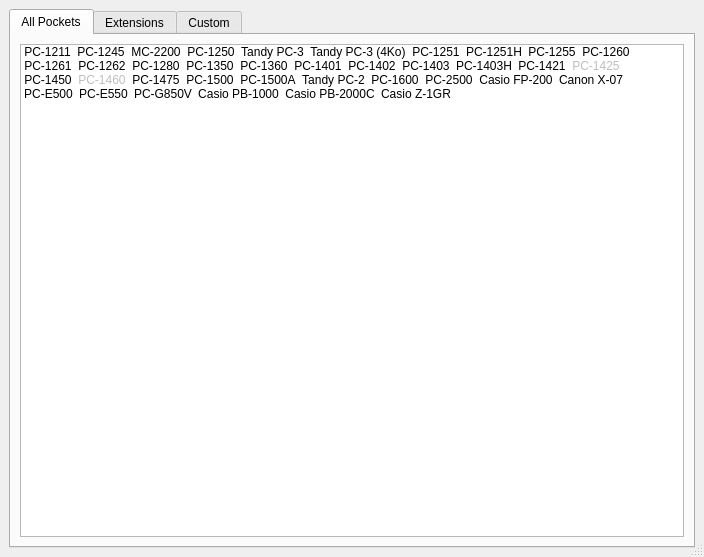
Qt form ui/startup.ui (matsumo/PockEmul) before a commit.
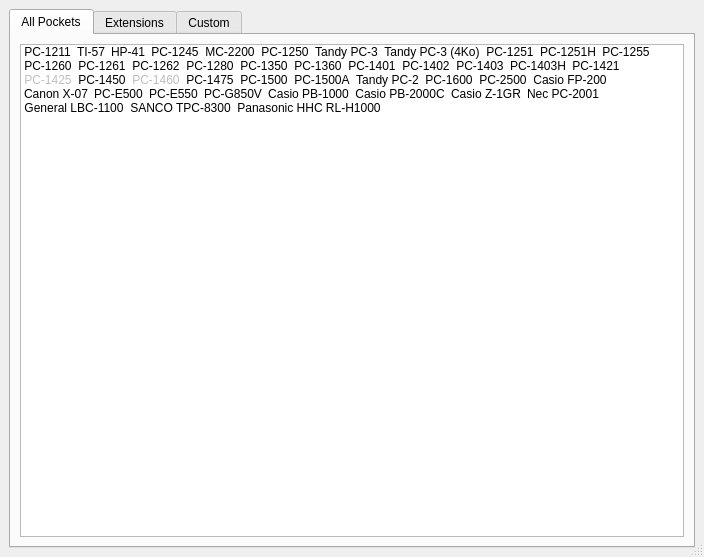
The same form after that commit. Icons and pictures are not drawn.

```diff
--- a/ui/startup.ui
+++ b/ui/startup.ui
@@ -107,6 +107,24 @@
             <normaloff>:/pc1211/pc-1211.png</normaloff>:/pc1211/pc-1211.png</iconset>
           </property>
          </item>
+         <item>
+          <property name="text">
+           <string>TI-57</string>
+          </property>
+          <property name="icon">
+           <iconset resource="../resources/ti57.qrc">
+            <normaloff>:/ti57/ti57.png</normaloff>:/ti57/ti57.png</iconset>
+          </property>
+         </item>
+         <item>
+          <property name="text">
+           <string>HP-41</string>
+          </property>
+          <property name="icon">
+           <iconset resource="../resources/hp41.qrc">
+            <normaloff>:/hp41/hp41.png</normaloff>:/hp41/hp41.png</iconset>
+          </property>
+         </item>
          <item>
           <property name="text">
            <string extracomment="le petit">PC-1245</string>
@@ -437,6 +455,42 @@
             <normaloff>:/z1/z1gr.png</normaloff>:/z1/z1gr.png</iconset>
           </property>
          </item>
+         <item>
+          <property name="text">
+           <string>Nec PC-2001</string>
+          </property>
+          <property name="icon">
+           <iconset resource="../resources/pc2001.qrc">
+            <normaloff>:/pc2001/pc-2001.png</normaloff>:/pc2001/pc-2001.png</iconset>
+          </property>
+         </item>
+         <item>
+          <property name="text">
+           <string>General LBC-1100</string>
+          </property>
+          <property name="icon">
+           <iconset resource="../resources/lbc1100.qrc">
+            <normaloff>:/lbc1100/lbc-1100.png</normaloff>:/lbc1100/lbc-1100.png</iconset>
+          </property>
+         </item>
+         <item>
+          <property name="text">
+           <string>SANCO TPC-8300</string>
+          </property>
+          <property name="icon">
+           <iconset resource="../resources/tpc8300.qrc">
+            <normaloff>:/tpc8300/tpc-8300.png</normaloff>:/tpc8300/tpc-8300.png</iconset>
+          </property>
+         </item>
+         <item>
+          <property name="text">
+           <string>Panasonic HHC RL-H1000</string>
+          </property>
+          <property name="icon">
+           <iconset resource="../resources/rlh1000.qrc">
+            <normaloff>:/rlh1000/rlh1000.png</normaloff>:/rlh1000/rlh1000.png</iconset>
+          </property>
+         </item>
         </widget>
        </item>
       </layout>
```
Left out of the diff: 92 changed lines with no effect on the pictures.
